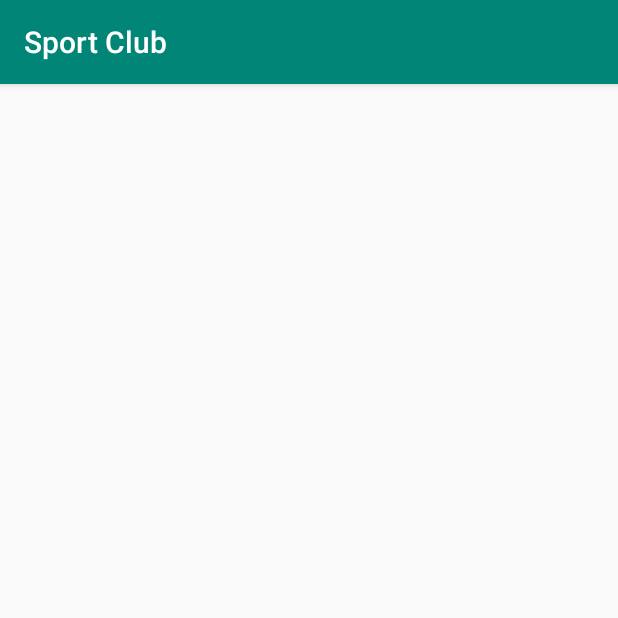
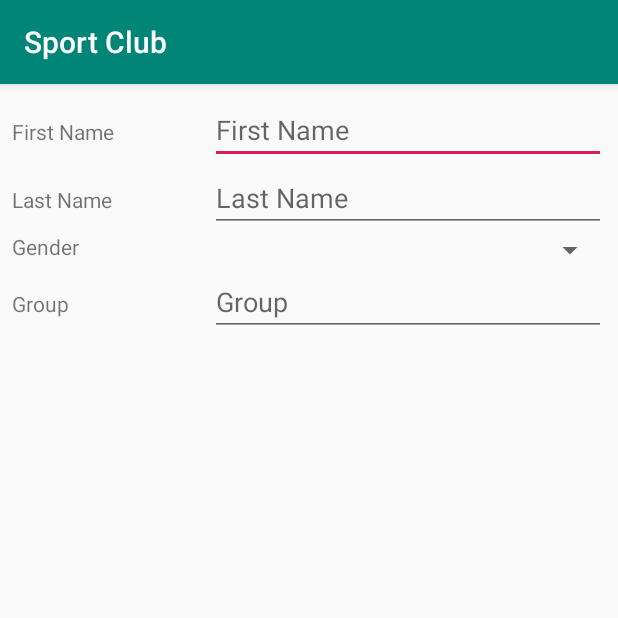
Before and after one commit to vladimirKartyshov/Sport-Club, an Android app: the AddMemberActivity screen opened directly, with no data from a screen before it, on a phone screen of 412 x 824 dp, the top half of it. Run offline under Robolectric (Android 15) with nearby library versions, the phone set to English and light mode, and no system bars.

Commit message:
AddMemberActivity

```diff
--- a/src/main/java/com/example/sportclub/AddMemberActivity.java
+++ b/src/main/java/com/example/sportclub/AddMemberActivity.java
@@ -1,14 +1,27 @@
 package com.example.sportclub;
 
 import android.os.Bundle;
+import android.widget.EditText;
+import android.widget.Spinner;
 
 import androidx.appcompat.app.AppCompatActivity;
 
 public class AddMemberActivity extends AppCompatActivity {
 
+    private EditText firstNameEditText;
+    private EditText lastNameEditText;
+    private EditText groupEditText;
+    private Spinner genderSpinner;
+    private int gender = 0;
+
     @Override
     protected void onCreate(Bundle savedInstanceState) {
         super.onCreate(savedInstanceState);
         setContentView(R.layout.activity_add_member);
+
+        firstNameEditText = findViewById(R.id.firstNameEditText);
+        lastNameEditText = findViewById(R.id.lastNameEditText);
+        groupEditText = findViewById(R.id.groupEditText);
+        genderSpinner = findViewById(R.id.genderSpinner);
     }
 }
--- a/src/main/res/layout/activity_add_member.xml
+++ b/src/main/res/layout/activity_add_member.xml
@@ -1,9 +1,89 @@
 <?xml version="1.0" encoding="utf-8"?>
-<androidx.constraintlayout.widget.ConstraintLayout xmlns:android="http://schemas.android.com/apk/res/android"
+<LinearLayout xmlns:android="http://schemas.android.com/apk/res/android"
     xmlns:app="http://schemas.android.com/apk/res-auto"
     xmlns:tools="http://schemas.android.com/tools"
+    android:padding="8dp"
     android:layout_width="match_parent"
     android:layout_height="match_parent"
+    android:orientation="vertical"
     tools:context=".AddMemberActivity">
 
-</androidx.constraintlayout.widget.ConstraintLayout>
+    <LinearLayout
+        android:layout_width="match_parent"
+        android:layout_height="wrap_content"
+        android:orientation="horizontal"
+        android:weightSum="3">
+
+        <TextView
+            android:text="First Name"
+            android:layout_weight="1"
+            android:layout_width="0dp"
+            android:layout_height="wrap_content" />
+
+        <EditText
+            android:id="@+id/firstNameEditText"
+            android:hint="First Name"
+            android:layout_weight="2"
+            android:layout_width="0dp"
+            android:layout_height="wrap_content" />
+    </LinearLayout>
+
+    <LinearLayout
+        android:layout_width="match_parent"
+        android:layout_height="wrap_content"
+        android:orientation="horizontal"
+        android:weightSum="3">
+
+        <TextView
+            android:text="Last Name"
+            android:layout_weight="1"
+            android:layout_width="0dp"
+            android:layout_height="wrap_content" />
+
+        <EditText
+            android:id="@+id/lastNameEditText"
+            android:hint="Last Name"
+            android:layout_weight="2"
+            android:layout_width="0dp"
+            android:layout_height="wrap_content" />
+    </LinearLayout>
+
+    <LinearLayout
+        android:layout_width="match_parent"
+        android:layout_height="wrap_content"
+        android:orientation="horizontal"
+        android:weightSum="3">
+
+        <TextView
+            android:text="Gender"
+            android:layout_weight="1"
+            android:layout_width="0dp"
+            android:layout_height="wrap_content" />
+
+        <Spinner
+            android:id="@+id/genderSpinner"
+            android:layout_width="0dp"
+            android:layout_height="wrap_content"
+            android:layout_weight="2" />
+    </LinearLayout>
+
+    <LinearLayout
+        android:layout_width="match_parent"
+        android:layout_height="wrap_content"
+        android:orientation="horizontal"
+        android:weightSum="3">
+
+        <TextView
+            android:text="Group"
+            android:layout_weight="1"
+            android:layout_width="0dp"
+            android:layout_height="wrap_content" />
+
+        <EditText
+            android:id="@+id/groupEditText"
+            android:hint="Group"
+            android:layout_weight="2"
+            android:layout_width="0dp"
+            android:layout_height="wrap_content" />
+    </LinearLayout>
+</LinearLayout>
```
